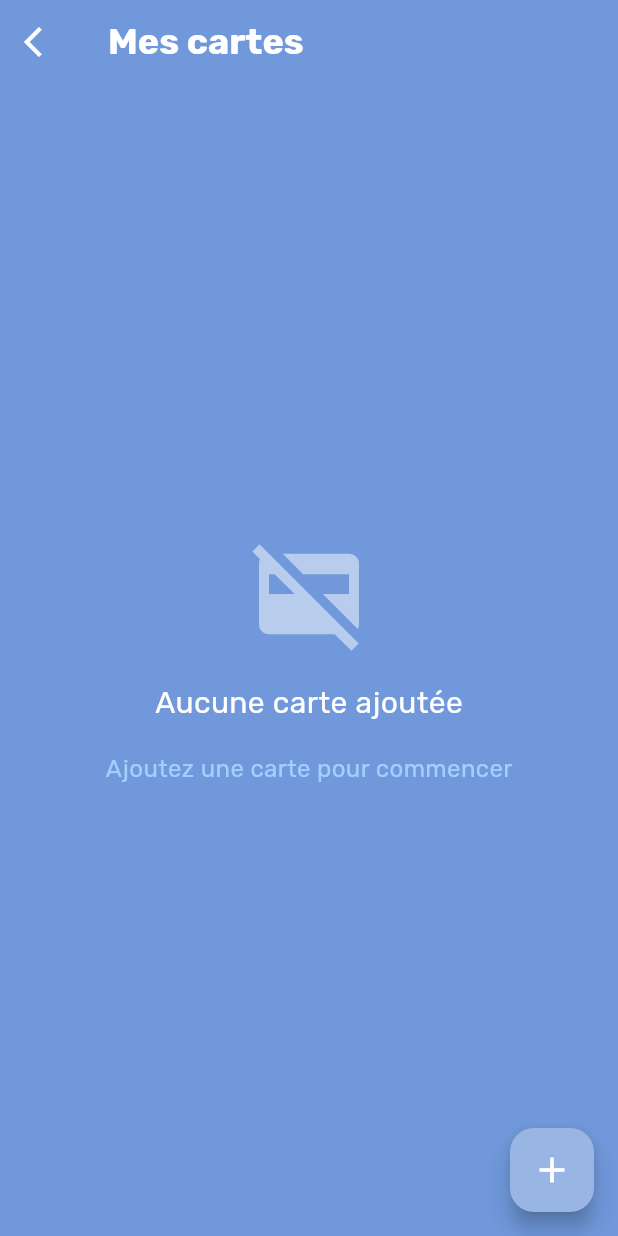
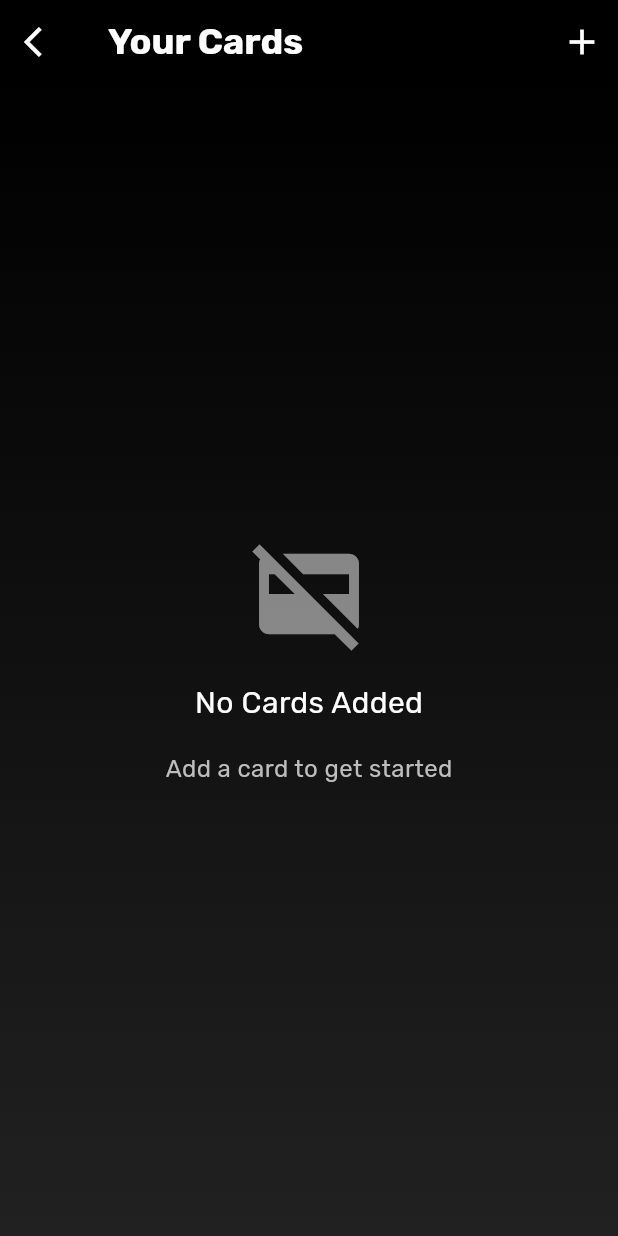
Before and after one commit to Yassine-Ezzar/pay, a Flutter app: the CardListScreen screen opened by its route, after a tap on the "arrow back ios" icon, on a phone screen of 412 x 824 dp. Run offline on Flutter 3.47's test engine with Material 3 defaults, Android fonts, the phone set to English and light mode, and no system bars; our stand-ins replace animate_do, camera, carousel_slider, flutter_credit_card, flutter_secure_storage, get and 4 more; missing offline and left inert: flutter_reactive_ble, google_mlkit_text_recognition; accounts and stored records are empty; network calls fail.

Commit message:
third-commit

```diff
--- a/lib/screens/card_list_screen.dart
+++ b/lib/screens/card_list_screen.dart
@@ -13,19 +13,25 @@ class CardListScreen extends StatefulWidget {
 class _CardListScreenState extends State<CardListScreen> {
   String? userId;
   List<dynamic> cards = [];
-  final PageController _pageController = PageController(viewportFraction: 0.85);
+  final PageController _pageController = PageController(viewportFraction: 0.9);
   bool isLoading = false;
+  int _currentPage = 0;
 
   @override
   void initState() {
     super.initState();
     _loadUserId();
+    _pageController.addListener(() {
+      setState(() {
+        _currentPage = _pageController.page?.round() ?? 0;
+      });
+    });
   }
 
   Future<void> _loadUserId() async {
     userId = await ApiService.storage.read(key: 'userId');
     if (userId == null) {
-      Get.snackbar('Erreur', 'Utilisateur non connecté',
+      Get.snackbar('Error', 'User not logged in',
           backgroundColor: Styles.defaultRedColor, colorText: Styles.defaultLightWhiteColor);
       Get.offNamed('/login');
     } else {
@@ -42,7 +48,7 @@ class _CardListScreenState extends State<CardListScreen> {
           cards = fetchedCards;
         });
       } catch (e) {
-        Get.snackbar('Erreur', e.toString(),
+        Get.snackbar('Error', e.toString(),
             backgroundColor: Styles.defaultRedColor, colorText: Styles.defaultLightWhiteColor);
       } finally {
         setState(() => isLoading = false);
@@ -56,10 +62,10 @@ class _CardListScreenState extends State<CardListScreen> {
       try {
         await ApiService.deleteCard(cardId);
         _fetchCards();
-        Get.snackbar('Succès', 'Carte supprimée',
+        Get.snackbar('Success', 'Card deleted',
             backgroundColor: Styles.defaultBlueColor, colorText: Styles.defaultYellowColor);
       } catch (e) {
-        Get.snackbar('Erreur', e.toString(),
+        Get.snackbar('Error', e.toString(),
             backgroundColor: Styles.defaultRedColor, colorText: Styles.defaultLightWhiteColor);
       } finally {
         setState(() => isLoading = false);
@@ -76,27 +82,41 @@ class _CardListScreenState extends State<CardListScreen> {
   @override
   Widget build(BuildContext context) {
     return Scaffold(
+      backgroundColor: Colors.black, // Fond sombre comme Revolut
       appBar: AppBar(
         elevation: 0,
-        backgroundColor: Styles.scaffoldBackgroundColor,
+        backgroundColor: Colors.transparent,
         title: Text(
-          'Mes cartes',
+          'Your Cards',
           style: TextStyle(
             fontFamily: 'Rubik',
-            color: Styles.defaultYellowColor,
+            color: Colors.white,
             fontSize: 24,
             fontWeight: FontWeight.bold,
           ),
         ),
         leading: IconButton(
-          icon: Icon(Icons.arrow_back_ios, color: Styles.defaultYellowColor),
+          icon: Icon(Icons.arrow_back_ios, color: Colors.white),
           onPressed: () => Get.back(),
         ),
+        actions: [
+          IconButton(
+            icon: Icon(Icons.add, color: Colors.white, size: 28),
+            onPressed: () => Get.toNamed('/add-card')?.then((_) => _fetchCards()),
           ),
-      backgroundColor: Styles.scaffoldBackgroundColor,
+        ],
+      ),
       body: Stack(
         children: [
-          Column(
+          Container(
+            decoration: BoxDecoration(
+              gradient: LinearGradient(
+                begin: Alignment.topCenter,
+                end: Alignment.bottomCenter,
+                colors: [Colors.black, Colors.grey[900]!],
+              ),
+            ),
+            child: Column(
               children: [
                 Expanded(
                   child: cards.isEmpty
@@ -107,60 +127,62 @@ class _CardListScreenState extends State<CardListScreen> {
                               Icon(
                                 Icons.credit_card_off,
                                 size: 80,
-                              color: Styles.defaultYellowColor.withOpacity(0.5),
+                                color: Colors.white.withOpacity(0.5),
                               ),
                               SizedBox(height: Styles.defaultPadding),
                               Text(
-                              'Aucune carte ajoutée',
+                                'No Cards Added',
                                 style: TextStyle(
                                   fontFamily: 'Rubik',
                                   fontSize: 20,
-                                color: Styles.defaultYellowColor,
+                                  color: Colors.white,
                                   fontWeight: FontWeight.w500,
                                 ),
                               ),
                               SizedBox(height: Styles.defaultPadding),
                               Text(
-                              'Ajoutez une carte pour commencer',
+                                'Add a card to get started',
                                 style: TextStyle(
                                   fontFamily: 'Rubik',
                                   fontSize: 16,
-                                color: Styles.defaultLightGreyColor,
+                                  color: Colors.grey[400],
                                 ),
                               ),
                             ],
                           ),
                         )
-                    : Column(
+                      : Stack(
                           children: [
-                          SizedBox(height: Styles.defaultPadding * 2),
-                          SizedBox(
-                            height: MediaQuery.of(context).size.height * 0.5,
-                            child: PageView.builder(
+                            PageView.builder(
                               controller: _pageController,
+                              scrollDirection: Axis.vertical, // Carrousel vertical comme Revolut
                               itemCount: cards.length,
                               itemBuilder: (context, index) {
                                 final card = cards[index];
                                 return Padding(
                                   padding: EdgeInsets.symmetric(
-                                    horizontal: Styles.defaultPadding / 2,
-                                    vertical: Styles.defaultPadding,
+                                    horizontal: Styles.defaultPadding,
+                                    vertical: Styles.defaultPadding / 2,
                                   ),
-                                  child: _buildCardItem(card),
+                                  child: _buildCardItem(card, index),
                                 );
                               },
                             ),
-                          ),
-                          SizedBox(height: Styles.defaultPadding),
-                          SmoothPageIndicator(
+                            if (cards.length > 1)
+                              Positioned(
+                                right: 20,
+                                top: MediaQuery.of(context).size.height * 0.3,
+                                child: SmoothPageIndicator(
                                   controller: _pageController,
                                   count: cards.length,
+                                  axisDirection: Axis.vertical,
                                   effect: WormEffect(
-                              dotColor: Styles.defaultLightGreyColor,
-                              activeDotColor: Styles.defaultYellowColor,
-                              dotHeight: 10,
-                              dotWidth: 10,
-                              spacing: 16,
+                                    dotColor: Colors.grey[700]!,
+                                    activeDotColor: Colors.white,
+                                    dotHeight: 8,
+                                    dotWidth: 8,
+                                    spacing: 12,
+                                  ),
                                 ),
                               ),
                           ],
@@ -168,97 +190,13 @@ class _CardListScreenState extends State<CardListScreen> {
                 ),
               ],
             ),
+          ),
           if (isLoading)
             Container(
               color: Colors.black.withOpacity(0.5),
               child: Center(
                 child: CircularProgressIndicator(
-                  valueColor: AlwaysStoppedAnimation<Color>(Styles.defaultYellowColor),
-                ),
-              ),
-            ),
-        ],
-      ),
-      floatingActionButton: FloatingActionButton(
-        onPressed: () => Get.toNamed('/add-card')?.then((_) => _fetchCards()), // Rafraîchit après ajout
-        backgroundColor: Styles.defaultBlueColor,
-        elevation: 6,
-        child: Icon(Icons.add, color: Styles.defaultYellowColor, size: 28),
-      ),
-    );
-  }
-
-  Widget _buildCardItem(dynamic card) {
-    return AnimatedContainer(
-      duration: Duration(milliseconds: 300),
-      curve: Curves.easeInOut,
-      decoration: BoxDecoration(
-        borderRadius: Styles.defaultBorderRadius,
-        boxShadow: [
-          BoxShadow(
-            color: Styles.defaultBlueColor.withOpacity(0.2),
-            blurRadius: 15,
-            offset: Offset(0, 8),
-          ),
-        ],
-      ),
-      child: Column(
-        children: [
-          CreditCardWidget(
-            cardNumber: card['cardNumber'],
-            expiryDate: card['expiryDate'],
-            cardHolderName: '',
-            cvvCode: card['cvv'],
-            showBackView: false,
-            onCreditCardWidgetChange: (creditCardBrand) {},
-            cardBgColor: Styles.defaultGreyColor,
-            glassmorphismConfig: Glassmorphism.defaultConfig(),
-            textStyle: TextStyle(
-              fontFamily: 'Rubik',
-              color: Styles.defaultYellowColor,
-              fontSize: 16,
-            ),
-            animationDuration: Duration(milliseconds: 300),
-          ),
-          Padding(
-            padding: EdgeInsets.symmetric(horizontal: Styles.defaultPadding),
-            child: InkWell(
-              onTap: () => _deleteCard(card['_id']),
-              borderRadius: Styles.defaultBorderRadius,
-              child: Container(
-                width: double.infinity,
-                padding: EdgeInsets.symmetric(vertical: 12),
-                decoration: BoxDecoration(
-                  gradient: LinearGradient(
-                    colors: [Styles.defaultRedColor, Styles.defaultRedColor.withOpacity(0.8)],
-                    begin: Alignment.topLeft,
-                    end: Alignment.bottomRight,
-                  ),
-                  borderRadius: Styles.defaultBorderRadius,
-                  boxShadow: [
-                    BoxShadow(
-                      color: Styles.defaultRedColor.withOpacity(0.3),
-                      blurRadius: 10,
-                      offset: Offset(0, 4),
-                    ),
-                  ],
-                ),
-                child: Row(
-                  mainAxisAlignment: MainAxisAlignment.center,
-                  children: [
-                    Icon(Icons.delete, color: Styles.defaultYellowColor, size: 20),
-                    SizedBox(width: 10),
-                    Text(
-                      'Supprimer',
-                      style: TextStyle(
-                        fontFamily: 'Rubik',
-                        fontSize: 16,
-                        color: Styles.defaultYellowColor,
-                        fontWeight: FontWeight.bold,
-                      ),
-                    ),
-                  ],
-                ),
+                  valueColor: AlwaysStoppedAnimation<Color>(Colors.white),
                 ),
               ),
             ),
@@ -266,4 +204,58 @@ class _CardListScreenState extends State<CardListScreen> {
       ),
     );
   }
+
+  Widget _buildCardItem(dynamic card, int index) {
+    // Couleurs différentes pour chaque carte (inspiré de Revolut)
+    final List<Color> cardColors = [
+      Color(0xFF1E3A8A), // Bleu foncé
+      Color(0xFF6B21A8), // Violet
+      Color(0xFF047857), // Vert
+    ];
+    final cardColor = cardColors[index % cardColors.length];
+
+    return AnimatedContainer(
+      duration: Duration(milliseconds: 300),
+      curve: Curves.easeInOut,
+      decoration: BoxDecoration(
+        borderRadius: BorderRadius.circular(20),
+        boxShadow: [
+          BoxShadow(
+            color: Colors.black.withOpacity(0.3),
+            blurRadius: 15,
+            offset: Offset(0, 8),
+          ),
+        ],
+      ),
+      child: Stack(
+        children: [
+          CreditCardWidget(
+            cardNumber: card['cardNumber'],
+            expiryDate: card['expiryDate'],
+            cardHolderName: card['cardHolderName'] ?? '',
+            cvvCode: card['cvv'],
+            showBackView: false,
+            onCreditCardWidgetChange: (creditCardBrand) {},
+            cardBgColor: cardColor,
+            textStyle: TextStyle(
+              fontFamily: 'Rubik',
+              color: Colors.white,
+              fontSize: 16,
+              fontWeight: FontWeight.w500,
+            ),
+            animationDuration: Duration(milliseconds: 300),
+            padding: 20,
+          ),
+          Positioned(
+            top: 20,
+            right: 20,
+            child: IconButton(
+              icon: Icon(Icons.delete, color: Colors.white.withOpacity(0.8), size: 24),
+              onPressed: () => _deleteCard(card['_id']),
+            ),
+          ),
+        ],
+      ),
+    );
   }
+}
```
Also changed, not shown: lib/screens/home_screen.dart (+6 -51 lines), lib/screens/menu.dart (added, +69 -0 lines), 4 other files. Lines whose indentation alone changed are shown as unchanged.
